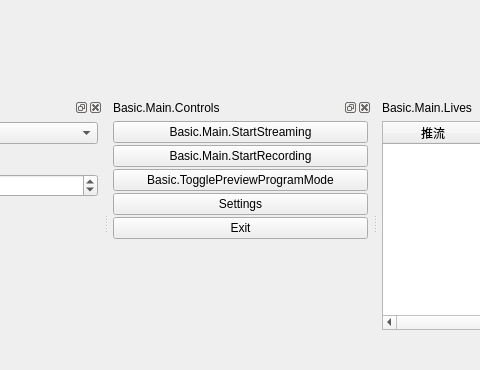
This is UI/forms/OBSBasic.ui in gechangli/obs-studio as Qt 5 draws it before an edit; both pictures show x 792 to 1272 and y 450 to 820 of the 1440 by 820 pixel window. The edited form follows.
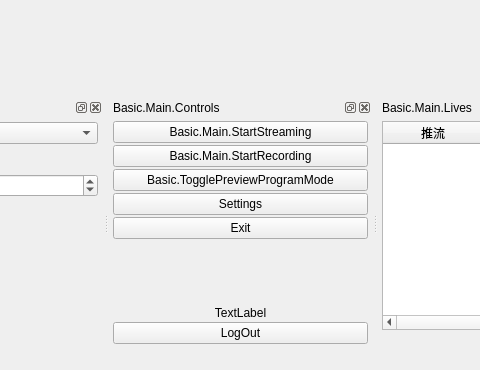
This is the edited form. Icons and pictures are not drawn. Custom widgets are drawn as their Qt base class.

```diff
--- a/UI/forms/OBSBasic.ui
+++ b/UI/forms/OBSBasic.ui
@@ -934,7 +934,7 @@
    <property name="minimumSize">
     <size>
      <width>257</width>
-     <height>183</height>
+     <height>194</height>
     </size>
    </property>
    <property name="features">
@@ -1053,6 +1053,23 @@
        </property>
       </spacer>
      </item>
+     <item>
+      <widget class="QLabel" name="userLabel">
+       <property name="text">
+        <string>TextLabel</string>
+       </property>
+       <property name="alignment">
+        <set>Qt::AlignCenter</set>
+       </property>
+      </widget>
+     </item>
+     <item>
+      <widget class="QPushButton" name="logOutButton">
+       <property name="text">
+        <string>LogOut</string>
+       </property>
+      </widget>
+     </item>
     </layout>
    </widget>
   </widget>
```
